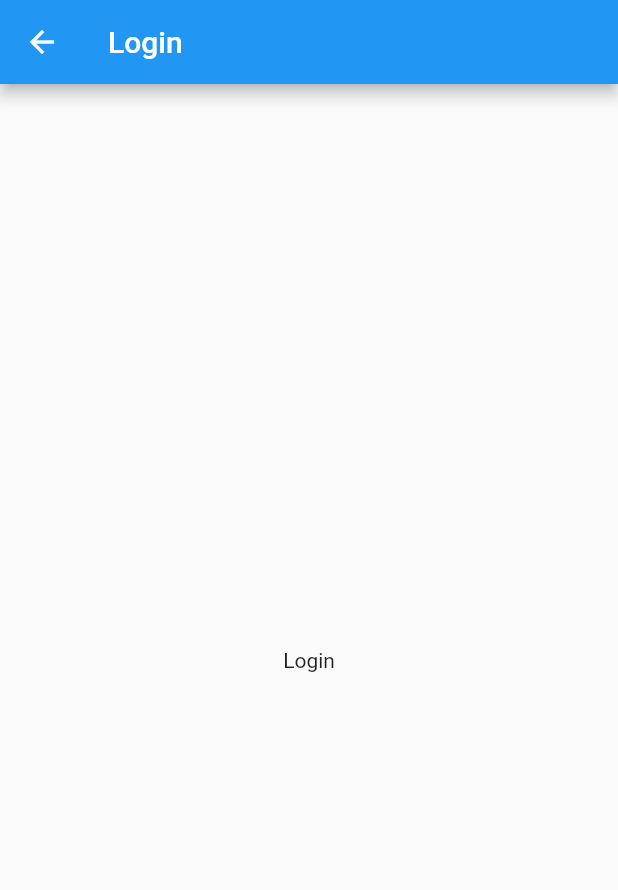
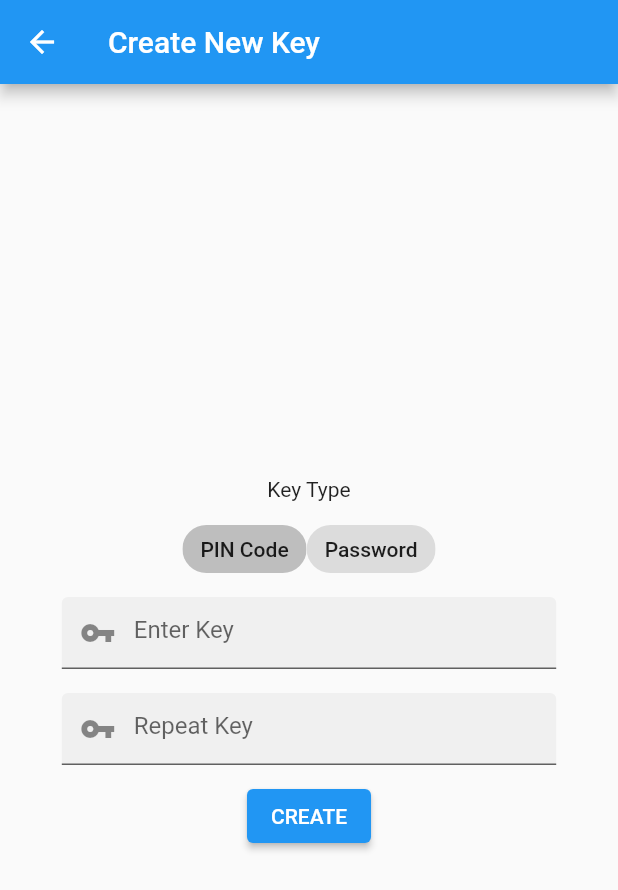
Before and after one commit to VEmpink/VEGA, a Flutter app: the Login screen opened by its route, on a phone screen of 412 x 824 dp. Shown: the top 890 px of the screen. Run offline on Flutter 3.47's test engine with Material 2 defaults, Android fonts, the phone set to English and light mode, and no system bars; our stand-ins replace file_picker; missing offline and left inert: photo_manager.

Commit message:
Implements basic UI for Login screen

```diff
--- a/lib/src/components/home/album_card.dart
+++ b/lib/src/components/home/album_card.dart
@@ -9,6 +9,7 @@ class AlbumCard extends StatefulWidget {
   final int totalFiles;
   final File thumbnail;
 
+  @override
   _AlbumCardState createState() => _AlbumCardState();
 }
 
--- a/lib/src/screens/login.dart
+++ b/lib/src/screens/login.dart
@@ -1,8 +1,42 @@
 import "package:flutter/material.dart";
+import 'package:flutter/services.dart';
 
-class Login extends StatelessWidget {
+class Login extends StatefulWidget {
   @override
-  Widget build(BuildContext context) {
+  _LoginState createState() => _LoginState();
+}
+
+class InputPassword extends StatelessWidget {
+  InputPassword({@required this.keyType, this.placeholder});
+
+  final String keyType;
+  final String placeholder;
+
+  @override
+  Widget build(context) {
+    return TextFormField(
+        obscureText: true,
+        autocorrect: false,
+        enableSuggestions: false,
+        inputFormatters: keyType == 'pin'
+            ? [FilteringTextInputFormatter.allow(RegExp(r'[0-9]'))]
+            : null,
+        decoration: InputDecoration(
+          hintText: placeholder,
+          // border: OutlineInputBorder(),
+          prefixIcon: Icon(Icons.vpn_key),
+          filled: true,
+        ),
+        keyboardType:
+            keyType == 'pin' ? TextInputType.number : TextInputType.text);
+  }
+}
+
+class _LoginState extends State<Login> {
+  String keyType = 'pin';
+
+  @override
+  Widget build(context) {
     return Scaffold(
       appBar: AppBar(
         leading: IconButton(
@@ -11,10 +45,79 @@ class Login extends StatelessWidget {
             Navigator.pop(context);
           },
         ),
-        title: Text("Login"),
+        title: Text("Create New Key"),
       ),
-      body: Center(
-        child: Text("Login"),
+      body: GestureDetector(
+        behavior: HitTestBehavior.translucent,
+        child: Center(
+          child: Container(
+            width: MediaQuery.of(context).size.width * 0.8,
+            child: Column(
+              mainAxisAlignment: MainAxisAlignment.center,
+              children: [
+                Text('Key Type'),
+                Container(
+                  child: Row(
+                    mainAxisAlignment: MainAxisAlignment.center,
+                    children: [
+                      ChoiceChip(
+                        label: Text('PIN Code'),
+                        selected: keyType == 'pin',
+                        materialTapTargetSize: MaterialTapTargetSize.shrinkWrap,
+                        onSelected: (paramBool) {
+                          FocusScope.of(context).unfocus();
+
+                          if (keyType != 'pin') {
+                            setState(() {
+                              keyType = 'pin';
+                            });
+                          }
+                        },
+                      ),
+                      ChoiceChip(
+                          label: Text('Password'),
+                          selected: keyType == 'password',
+                          materialTapTargetSize:
+                              MaterialTapTargetSize.shrinkWrap,
+                          onSelected: (paramBool) {
+                            FocusScope.of(context).unfocus();
+
+                            if (keyType != 'password') {
+                              setState(() {
+                                keyType = 'password';
+                              });
+                            }
+                          })
+                    ],
+                  ),
+                  margin: EdgeInsets.only(top: 16, bottom: 16),
+                ),
+                InputPassword(
+                  keyType: keyType,
+                  placeholder: 'Enter Key',
+                ),
+                Container(
+                  child: InputPassword(
+                    keyType: keyType,
+                    placeholder: 'Repeat Key',
+                  ),
+                  margin: EdgeInsets.only(top: 16),
+                ),
+                Container(
+                    child: ElevatedButton(
+                      child: Text('CREATE'),
+                      style: ButtonStyle(
+                          tapTargetSize: MaterialTapTargetSize.shrinkWrap),
+                      onPressed: () {},
+                    ),
+                    margin: EdgeInsets.only(top: 16)),
+              ],
+            ),
+          ),
+        ),
+        onTap: () {
+          FocusScope.of(context).unfocus();
+        },
       ),
     );
   }
```
